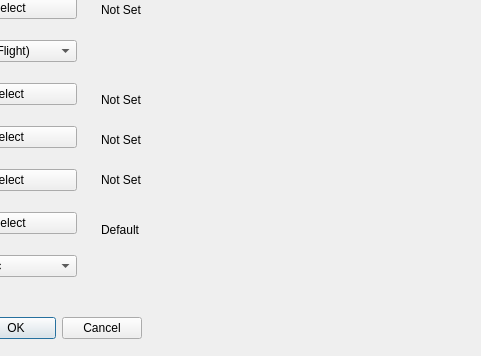
The window that SOFIACruiseTools/Director/directorStartupDialog.ui (astrobokonon/SOFIACruiseTools) describes before a commit, drawn with Qt 5; both pictures show x 239 to 720 and y 118 to 474 of the 720 by 474 pixel window.
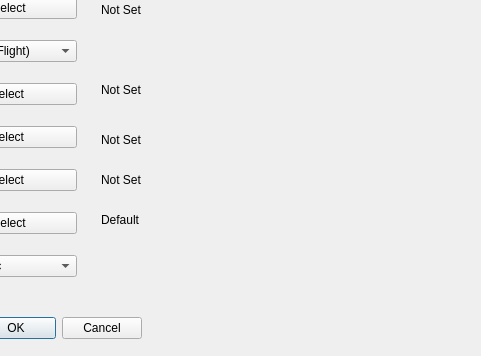
The same window after the commit.

Commit message: Small adjustments to UIs

Patch:
```diff
--- a/SOFIACruiseTools/Director/directorStartupDialog.ui
+++ b/SOFIACruiseTools/Director/directorStartupDialog.ui
@@ -103,7 +103,7 @@
    <property name="geometry">
     <rect>
      <x>340</x>
-     <y>210</y>
+     <y>200</y>
      <width>321</width>
      <height>16</height>
     </rect>
@@ -116,7 +116,7 @@
    <property name="geometry">
     <rect>
      <x>340</x>
-     <y>340</y>
+     <y>330</y>
      <width>91</width>
      <height>16</height>
     </rect>
```
The commit also changes 3 other files.
